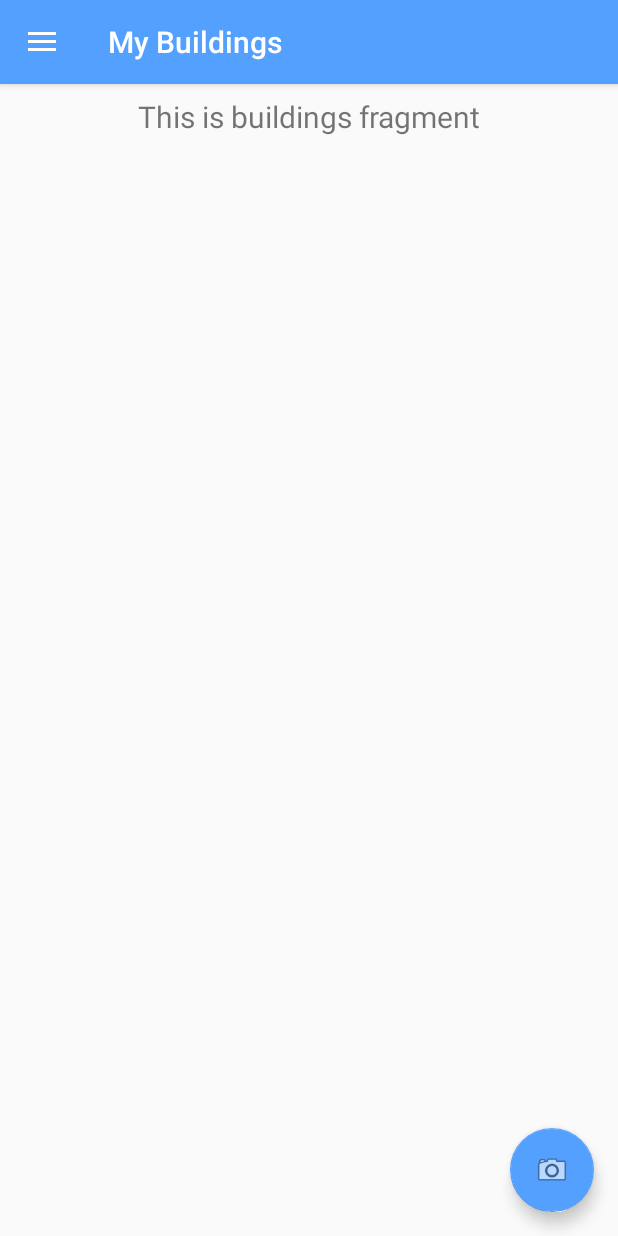
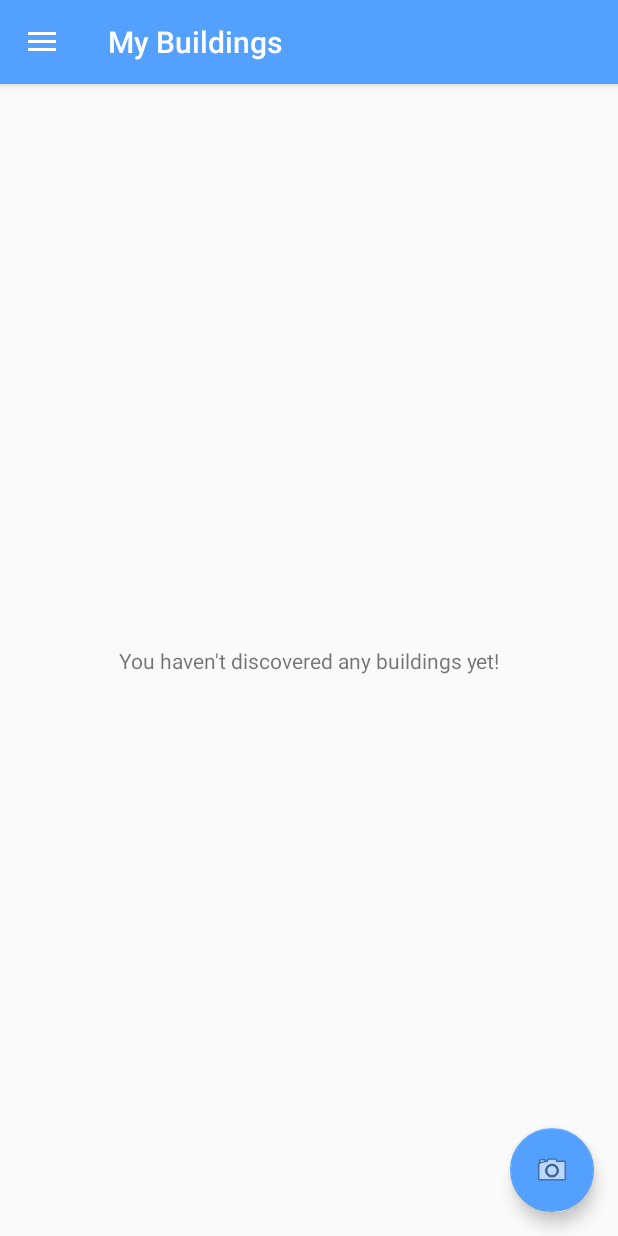
Before and after one commit to MaxMcl1/mobilehci2019, an Android app: the screen it shows after launch (HomeActivity), in the side drawer, after a tap on "My Buildings", on a phone screen of 412 x 824 dp. Run offline under Robolectric (Android 15) with nearby library versions, the phone set to English and light mode, and no system bars; our stand-ins replace navigation-ui.

Commit message:
added all/my buildings pages

```diff
--- a/CampusTour/app/src/main/java/com/mobilehci/campustour/ui/home/HomeFragment.java
+++ b/CampusTour/app/src/main/java/com/mobilehci/campustour/ui/home/HomeFragment.java
@@ -34,21 +34,4 @@ public class HomeFragment extends SupportMapFragment implements OnMapReadyCallba
             }
         }
     }
-
-    /*private HomeViewModel homeViewModel;
-
-    public View onCreateView(@NonNull LayoutInflater inflater, ViewGroup container, Bundle savedInstanceState) {
-        homeViewModel = ViewModelProviders.of(this).get(HomeViewModel.class);
-
-        View root = inflater.inflate(R.layout.fragment_home, container, false);
-        final TextView textView = root.findViewById(R.id.text_home);
-
-        homeViewModel.getText().observe(this, new Observer<String>() {
-            @Override
-            public void onChanged(@Nullable String s) {
-                textView.setText(s);
-            }
-        });
-        return root;
-    }*/
 }
--- a/CampusTour/app/src/main/java/com/mobilehci/campustour/ui/my/MyFragment.java
+++ b/CampusTour/app/src/main/java/com/mobilehci/campustour/ui/my/MyFragment.java
@@ -4,32 +4,38 @@ import android.os.Bundle;
 import android.view.LayoutInflater;
 import android.view.View;
 import android.view.ViewGroup;
+import android.widget.ArrayAdapter;
+import android.widget.ListView;
 import android.widget.TextView;
 
-import androidx.annotation.Nullable;
 import androidx.annotation.NonNull;
 import androidx.fragment.app.Fragment;
-import androidx.lifecycle.Observer;
-import androidx.lifecycle.ViewModelProviders;
 
+import com.mobilehci.campustour.Building;
 import com.mobilehci.campustour.R;
+
+import java.util.ArrayList;
+import java.util.List;
 
 public class MyFragment extends Fragment {
 
-    private MyViewModel myViewModel;
+    public View onCreateView(@NonNull LayoutInflater inflater, ViewGroup container, Bundle savedInstanceState) {
+        View root = inflater.inflate(R.layout.fragment_my, container, false);
 
-    public View onCreateView(@NonNull LayoutInflater inflater,
-                             ViewGroup container, Bundle savedInstanceState) {
-        myViewModel =
-                ViewModelProviders.of(this).get(MyViewModel.class);
-        View root = inflater.inflate(R.layout.fragment_my, container, false);
-        final TextView textView = root.findViewById(R.id.text_gallery);
-        myViewModel.getText().observe(this, new Observer<String>() {
-            @Override
-            public void onChanged(@Nullable String s) {
-                textView.setText(s);
-            }
-        });
+        List<String> buildings = new ArrayList<>();
+
+        for (Building b : Building.values()) {
+            if (b.isVisited()) buildings.add(b.getName());
+        }
+
+        ArrayAdapter<String> myBuildingsAdapter = new ArrayAdapter<>(getActivity(), android.R.layout.simple_list_item_1, buildings);
+
+        ListView listView = root.findViewById(R.id.list_my_buildings);
+        listView.setAdapter(myBuildingsAdapter);
+
+        TextView emptyText = root.findViewById(R.id.empty_text);
+        listView.setEmptyView(emptyText);
+
         return root;
     }
 }
--- a/CampusTour/app/src/main/java/com/mobilehci/campustour/ui/my/MyViewModel.java
+++ /dev/null
@@ -1,19 +0,0 @@
-package com.mobilehci.campustour.ui.my;
-
-import androidx.lifecycle.LiveData;
-import androidx.lifecycle.MutableLiveData;
-import androidx.lifecycle.ViewModel;
-
-public class MyViewModel extends ViewModel {
-
-    private MutableLiveData<String> mText;
-
-    public MyViewModel() {
-        mText = new MutableLiveData<>();
-        mText.setValue("This is buildings fragment");
-    }
-
-    public LiveData<String> getText() {
-        return mText;
-    }
-}
--- a/CampusTour/app/src/main/res/layout/fragment_my.xml
+++ b/CampusTour/app/src/main/res/layout/fragment_my.xml
@@ -1,19 +1,32 @@
 <?xml version="1.0" encoding="utf-8"?>
 <androidx.constraintlayout.widget.ConstraintLayout xmlns:android="http://schemas.android.com/apk/res/android"
     xmlns:app="http://schemas.android.com/apk/res-auto"
+    xmlns:tools="http://schemas.android.com/tools"
     android:layout_width="match_parent"
     android:layout_height="match_parent">
 
     <TextView
-        android:id="@+id/text_gallery"
-        android:layout_width="match_parent"
+        android:id="@+id/empty_text"
+        android:layout_width="wrap_content"
         android:layout_height="wrap_content"
-        android:layout_marginStart="8dp"
-        android:layout_marginTop="8dp"
-        android:layout_marginEnd="8dp"
-        android:textAlignment="center"
-        android:textSize="20sp"
+        android:text="You haven't discovered any buildings yet!"
+        app:layout_constraintBottom_toBottomOf="parent"
+        app:layout_constraintLeft_toLeftOf="parent"
+        app:layout_constraintRight_toRightOf="parent"
+        app:layout_constraintTop_toTopOf="parent" />
+
+    <ListView
+        android:id="@+id/list_my_buildings"
+        android:layout_width="409dp"
+        android:layout_height="694dp"
+        android:layout_marginStart="16dp"
+        android:layout_marginLeft="16dp"
+        android:layout_marginEnd="16dp"
+        android:layout_marginRight="16dp"
+        app:layout_constraintBottom_toBottomOf="parent"
         app:layout_constraintEnd_toEndOf="parent"
         app:layout_constraintStart_toStartOf="parent"
-        app:layout_constraintTop_toTopOf="parent" />
+        app:layout_constraintTop_toTopOf="parent">
+
+    </ListView>
 </androidx.constraintlayout.widget.ConstraintLayout>
```
Also changed, not shown: CampusTour/app/src/main/java/com/mobilehci/campustour/ui/all/AllFragment.java (+16 -17 lines), CampusTour/app/src/main/java/com/mobilehci/campustour/ui/all/AllViewModel.java (deleted, +0 -19 lines), CampusTour/app/src/main/res/layout/fragment_all.xml (+15 -10 lines).
